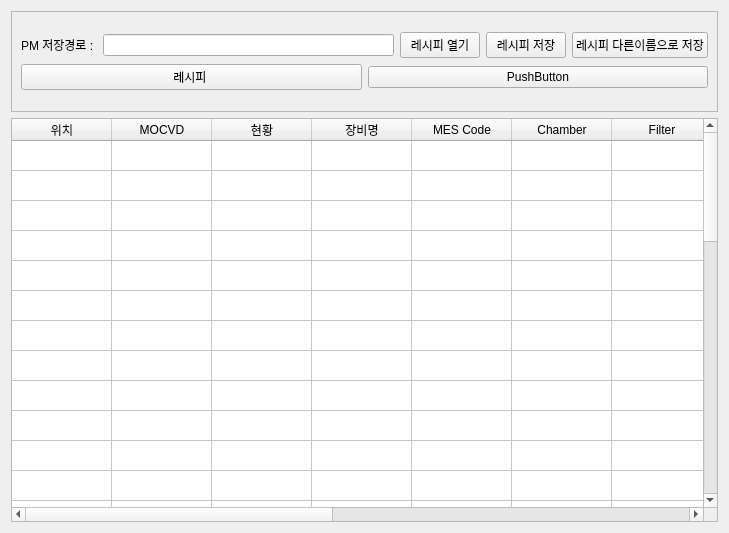
JoonKai/WorkLog, file ui/dialog/Widget_PMSchedule.ui: the form before one commit.
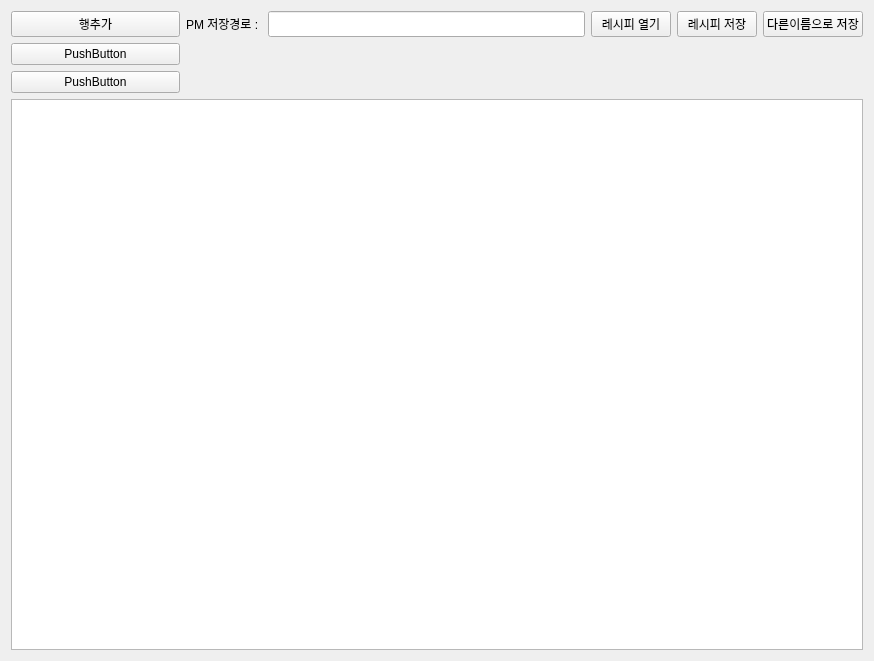
The form after the commit.

What changed in the file:
```diff
--- a/ui/dialog/Widget_PMSchedule.ui
+++ b/ui/dialog/Widget_PMSchedule.ui
@@ -6,8 +6,8 @@
    <rect>
     <x>0</x>
     <y>0</y>
-    <width>729</width>
-    <height>533</height>
+    <width>874</width>
+    <height>661</height>
    </rect>
   </property>
   <property name="windowTitle">
@@ -15,22 +15,46 @@
   </property>
   <layout class="QGridLayout" name="gridLayout">
    <item row="0" column="0">
-    <layout class="QVBoxLayout" name="verticalLayout" stretch="2,8">
+    <layout class="QVBoxLayout" name="verticalLayout" stretch="0,8">
      <item>
-      <widget class="QFrame" name="frame">
-       <property name="frameShape">
-        <enum>QFrame::Shape::StyledPanel</enum>
-       </property>
-       <property name="frameShadow">
-        <enum>QFrame::Shadow::Raised</enum>
-       </property>
-       <layout class="QGridLayout" name="gridLayout_2">
-        <item row="0" column="0">
-         <layout class="QVBoxLayout" name="verticalLayout_2">
+      <layout class="QHBoxLayout" name="horizontalLayout_3" stretch="2,8">
+       <item>
+        <layout class="QVBoxLayout" name="verticalLayout_3">
+         <item>
+          <widget class="QPushButton" name="pushButton_4">
+           <property name="text">
+            <string>행추가</string>
+           </property>
+          </widget>
+         </item>
+         <item>
+          <widget class="QPushButton" name="pushButton_6">
+           <property name="text">
+            <string>PushButton</string>
+           </property>
+          </widget>
+         </item>
           <item>
-           <layout class="QHBoxLayout" name="horizontalLayout">
+          <widget class="QPushButton" name="pushButton_5">
+           <property name="text">
+            <string>PushButton</string>
+           </property>
+          </widget>
+         </item>
+        </layout>
+       </item>
+       <item>
+        <layout class="QVBoxLayout" name="verticalLayout_5" stretch="5,5,5">
+         <item>
+          <layout class="QHBoxLayout" name="horizontalLayout_4" stretch="1,5,0,5,5">
             <item>
              <widget class="QLabel" name="label">
+             <property name="sizePolicy">
+              <sizepolicy hsizetype="Minimum" vsizetype="Minimum">
+               <horstretch>0</horstretch>
+               <verstretch>0</verstretch>
+              </sizepolicy>
+             </property>
               <property name="text">
                <string>PM 저장경로 : </string>
               </property>
@@ -38,6 +62,12 @@
             </item>
             <item>
              <widget class="QLineEdit" name="lineEdit">
+             <property name="sizePolicy">
+              <sizepolicy hsizetype="Preferred" vsizetype="Preferred">
+               <horstretch>0</horstretch>
+               <verstretch>0</verstretch>
+              </sizepolicy>
+             </property>
               <property name="readOnly">
                <bool>true</bool>
               </property>
@@ -45,6 +75,12 @@
             </item>
             <item>
              <widget class="QPushButton" name="pushButton">
+             <property name="sizePolicy">
+              <sizepolicy hsizetype="Fixed" vsizetype="Fixed">
+               <horstretch>0</horstretch>
+               <verstretch>0</verstretch>
+              </sizepolicy>
+             </property>
               <property name="text">
                <string>레시피 열기</string>
               </property>
@@ -65,152 +101,43 @@
             </item>
             <item>
              <widget class="QPushButton" name="pushButton_2">
+             <property name="sizePolicy">
+              <sizepolicy hsizetype="Fixed" vsizetype="Fixed">
+               <horstretch>0</horstretch>
+               <verstretch>0</verstretch>
+              </sizepolicy>
+             </property>
               <property name="text">
-               <string>레시피 다른이름으로 저장</string>
+              <string>다른이름으로 저장</string>
               </property>
              </widget>
             </item>
            </layout>
           </item>
           <item>
-           <layout class="QHBoxLayout" name="horizontalLayout_2">
-            <item>
-             <widget class="QPushButton" name="pushButton_4">
-              <property name="text">
-               <string>레시피 </string>
-              </property>
-             </widget>
+          <layout class="QHBoxLayout" name="horizontalLayout_5"/>
             </item>
             <item>
-             <widget class="QPushButton" name="pushButton_5">
-              <property name="text">
-               <string>PushButton</string>
-              </property>
-             </widget>
+          <layout class="QHBoxLayout" name="horizontalLayout_6"/>
             </item>
            </layout>
           </item>
          </layout>
         </item>
-       </layout>
-      </widget>
-     </item>
      <item>
-      <widget class="QTableWidget" name="tableWidget">
+      <widget class="QTableWidget" name="mocvdTable">
+       <property name="alternatingRowColors">
+        <bool>false</bool>
+       </property>
        <property name="rowCount">
-        <number>40</number>
+        <number>0</number>
        </property>
        <attribute name="horizontalHeaderVisible">
         <bool>true</bool>
        </attribute>
        <attribute name="verticalHeaderVisible">
-        <bool>false</bool>
+        <bool>true</bool>
        </attribute>
-       <row/>
-       <row/>
-       <row/>
-       <row/>
-       <row/>
-       <row/>
-       <row/>
-       <row/>
-       <row/>
-       <row/>
-       <row/>
-       <row/>
-       <row/>
-       <row/>
-       <row/>
-       <row/>
-       <row/>
-       <row/>
-       <row/>
-       <row/>
-       <row/>
-       <row/>
-       <row/>
-       <row/>
-       <row/>
-       <row/>
-       <row/>
-       <row/>
-       <row/>
-       <row/>
-       <row/>
-       <row/>
-       <row/>
-       <row/>
-       <row/>
-       <row/>
-       <row/>
-       <row/>
-       <row/>
-       <row/>
-       <column>
-        <property name="text">
-         <string>위치</string>
-        </property>
-       </column>
-       <column>
-        <property name="text">
-         <string>MOCVD</string>
-        </property>
-       </column>
-       <column>
-        <property name="text">
-         <string>현황</string>
-        </property>
-       </column>
-       <column>
-        <property name="text">
-         <string>장비명</string>
-        </property>
-       </column>
-       <column>
-        <property name="text">
-         <string>MES Code</string>
-        </property>
-       </column>
-       <column>
-        <property name="text">
-         <string>Chamber</string>
-        </property>
-       </column>
-       <column>
-        <property name="text">
-         <string>Filter</string>
-        </property>
-       </column>
-       <column>
-        <property name="text">
-         <string>Daily Run</string>
-        </property>
-       </column>
-       <column>
-        <property name="text">
-         <string>PM 예정 횟수</string>
-        </property>
-       </column>
-       <column>
-        <property name="text">
-         <string>Filter 예정 횟수</string>
-        </property>
-       </column>
-       <column>
-        <property name="text">
-         <string>PM  예상 날짜</string>
-        </property>
-       </column>
-       <column>
-        <property name="text">
-         <string>Filter 예상 날짜</string>
-        </property>
-       </column>
-       <column>
-        <property name="text">
-         <string>비고</string>
-        </property>
-       </column>
       </widget>
      </item>
     </layout>
```
Left out of the diff: 22 changed lines with no effect on the pictures. Lines whose indentation alone changed are shown as unchanged.
